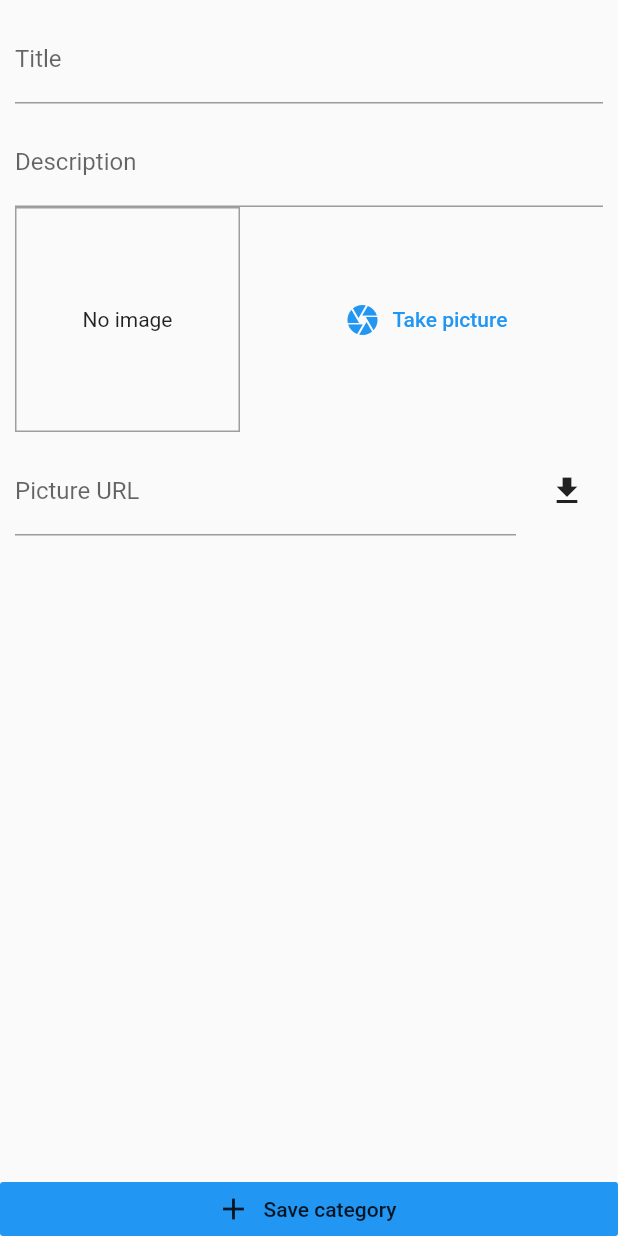
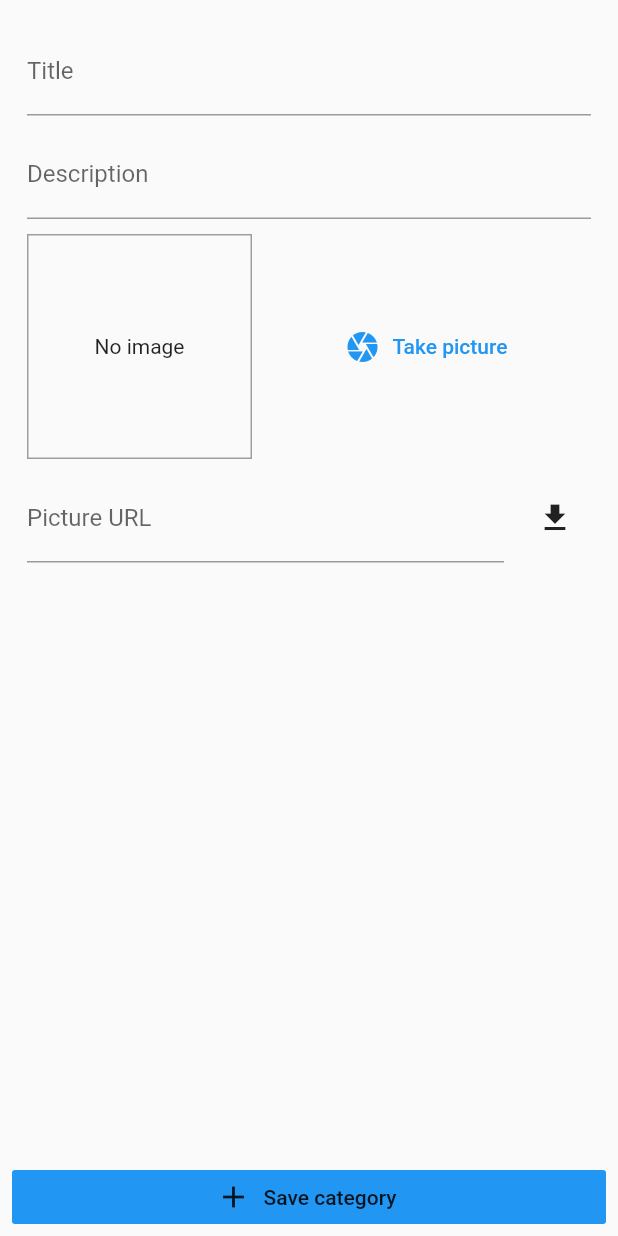
Before and after one commit to llandro/hamstart, a Flutter app: the EditCategoryScreen screen opened by its route, on a phone screen of 412 x 824 dp. Run offline on Flutter 3.47's test engine with Material 2 defaults, Android fonts, the phone set to English and light mode, and no system bars; our stand-ins replace cloud_firestore, firebase_auth, firebase_storage, image_picker; accounts and stored records are empty.

Commit message:
Added menu on longTap to category. Added category deleting. Small interface changes.

```diff
--- a/lib/main.dart
+++ b/lib/main.dart
@@ -1,7 +1,7 @@
 import 'package:flutter/material.dart';
 import 'package:firebase_auth/firebase_auth.dart';
 import 'package:hamstart/providers/categories.dart';
-import 'package:hamstart/screens/add_category_screen.dart';
+import 'package:hamstart/screens/edit_category_screen.dart';
 import 'screens/auth_screen.dart';
 import 'screens/categories_screen.dart';
 import 'screens/splash_screen.dart';
--- a/lib/screens/add_category_screen.dart
+++ /dev/null
@@ -1,115 +0,0 @@
-import 'dart:io';
-
-import 'package:flutter/cupertino.dart';
-import 'package:flutter/material.dart';
-import 'package:hamstart/widgets/input/image_input.dart';
-import 'package:hamstart/providers/categories.dart';
-import 'package:provider/provider.dart';
-
-import 'package:hamstart/services/image_loader.dart';
-
-class EditCategoryScreen extends StatefulWidget {
-  static const routeName = '/categories/add_category';
-
-  final String categoryId;
-  final String title;
-  final String description;
-  final String imageURL;
-  EditCategoryScreen(
-      {this.categoryId, this.title, this.description, this.imageURL});
-
-  @override
-  _EditCategoryScreenState createState() => _EditCategoryScreenState();
-}
-
-class _EditCategoryScreenState extends State<EditCategoryScreen> {
-  TextEditingController _titleController;
-  TextEditingController _descriptionController = TextEditingController();
-  File _pickedImage;
-
-  void _selectImage(File myPickedImage) {
-    _pickedImage = myPickedImage;
-  }
-
-  void saveCategory() async {
-    if (widget.categoryId == null) {
-      await Provider.of<Categories>(context, listen: false).addCategory(
-        title: _titleController.text,
-        description: _descriptionController.text,
-        image: _pickedImage,
-      );
-    } else {
-      await Provider.of<Categories>(context, listen: false).updateCategory(
-        categoryId: widget.categoryId,
-        title: _titleController.text,
-        description: _descriptionController.text,
-        image: _pickedImage,
-      );
-    }
-    Navigator.of(context).pop();
-  }
-
-  @override
-  void initState() {
-    if (widget.categoryId != null) {
-      _titleController = TextEditingController(text: widget.title);
-      _descriptionController.text = widget.description;
-      loadImage(widget.imageURL);
-    }
-    super.initState();
-  }
-
-  Future<void> loadImage(loadingImageURL) async {
-    File file = await ImageLoader.loadImage(loadingImageURL);
-    setState(() {
-      _pickedImage = file;
-    });
-  }
-
-  @override
-  Widget build(BuildContext context) {
-    return Scaffold(
-      body: Column(
-        mainAxisAlignment: MainAxisAlignment.spaceBetween,
-        crossAxisAlignment: CrossAxisAlignment.stretch,
-        children: <Widget>[
-          Expanded(
-            child: SingleChildScrollView(
-              padding: const EdgeInsets.all(10),
-              child: Column(
-                children: <Widget>[
-                  TextField(
-                    decoration: InputDecoration(labelText: 'Title'),
-                    controller: _titleController,
-                  ),
-                  SizedBox(
-                    height: 10,
-                  ),
-                  TextField(
-                    decoration: InputDecoration(labelText: 'Description'),
-                    controller: _descriptionController,
-                  ),
-                  SizedBox(
-                    width: 10,
-                  ),
-                  ImageInput(
-                    onSelectImage: _selectImage,
-                    previousImage: _pickedImage,
-                  ),
-                ],
-              ),
-            ),
-          ),
-          RaisedButton.icon(
-            onPressed: saveCategory,
-            icon: Icon(Icons.add),
-            label: Text('Save category'),
-            elevation: 0,
-            materialTapTargetSize: MaterialTapTargetSize.shrinkWrap,
-            color: Theme.of(context).accentColor,
-          )
-        ],
-      ),
-    );
-  }
-}
--- /dev/null
+++ b/lib/screens/edit_category_screen.dart
@@ -0,0 +1,135 @@
+import 'dart:io';
+
+import 'package:flutter/cupertino.dart';
+import 'package:flutter/material.dart';
+import 'package:hamstart/widgets/input/image_input.dart';
+import 'package:hamstart/providers/categories.dart';
+import 'package:provider/provider.dart';
+
+import 'package:hamstart/services/image_loader.dart';
+
+class EditCategoryScreen extends StatefulWidget {
+  static const routeName = '/categories/add_category';
+
+  final String categoryId;
+  final String title;
+  final String description;
+  final String imageURL;
+  EditCategoryScreen(
+      {this.categoryId, this.title, this.description, this.imageURL});
+
+  @override
+  _EditCategoryScreenState createState() => _EditCategoryScreenState();
+}
+
+class _EditCategoryScreenState extends State<EditCategoryScreen> {
+  TextEditingController _titleController = TextEditingController();
+  TextEditingController _descriptionController = TextEditingController();
+  File _pickedImage;
+  bool _isLoading = false;
+
+  void _selectImage(File myPickedImage) {
+    _pickedImage = myPickedImage;
+  }
+
+  void saveCategory() async {
+    setState(() {
+      _isLoading = true;
+    });
+    if (widget.categoryId == null) {
+      await Provider.of<Categories>(context, listen: false).addCategory(
+        title: _titleController.text,
+        description: _descriptionController.text,
+        image: _pickedImage,
+      );
+    } else {
+      await Provider.of<Categories>(context, listen: false).updateCategory(
+        categoryId: widget.categoryId,
+        title: _titleController.text,
+        description: _descriptionController.text,
+        image: _pickedImage,
+      );
+    }
+    Navigator.of(context).pop();
+  }
+
+  @override
+  void initState() {
+    if (widget.categoryId != null) {
+      _titleController.text = widget.title;
+      _descriptionController.text = widget.description;
+    }
+    super.initState();
+  }
+
+  Future<void> loadImage(loadingImageURL) async {
+    File file = await ImageLoader.loadImage(loadingImageURL);
+    _pickedImage = file;
+  }
+
+  Future<void> initImage() async {
+    await loadImage(widget.imageURL);
+  }
+
+  @override
+  Widget build(BuildContext context) {
+    return Scaffold(
+      body: Padding(
+        padding: const EdgeInsets.all(8.0),
+        child: Column(
+          mainAxisAlignment: MainAxisAlignment.spaceBetween,
+          crossAxisAlignment: CrossAxisAlignment.stretch,
+          children: <Widget>[
+            Expanded(
+              child: SingleChildScrollView(
+                padding: const EdgeInsets.all(10),
+                child: Column(
+                  children: <Widget>[
+                    TextField(
+                      decoration: InputDecoration(labelText: 'Title'),
+                      controller: _titleController,
+                    ),
+                    SizedBox(
+                      height: 10,
+                    ),
+                    TextField(
+                      decoration: InputDecoration(labelText: 'Description'),
+                      controller: _descriptionController,
+                    ),
+                    SizedBox(
+                      height: 10,
+                    ),
+                    FutureBuilder(
+                      future: loadImage(widget.imageURL),
+                      builder: (ctx, snapshot) {
+                        if (snapshot.connectionState ==
+                                ConnectionState.waiting &&
+                            !_isLoading) {
+                          return CircularProgressIndicator();
+                        }
+                        return ImageInput(
+                          onSelectImage: _selectImage,
+                          previousImage: _pickedImage,
+                        );
+                      },
+                    ),
+                  ],
+                ),
+              ),
+            ),
+            _isLoading
+                ? Center(child: CircularProgressIndicator())
+                : RaisedButton.icon(
+                    onPressed: saveCategory,
+                    icon: Icon(Icons.add),
+                    label: Text('Save category'),
+                    elevation: 0,
+                    materialTapTargetSize: MaterialTapTargetSize.shrinkWrap,
+                    color: Theme.of(context).accentColor,
+                  )
+          ],
+        ),
+      ),
+    );
+  }
+}
--- a/lib/widgets/input/image_input.dart
+++ b/lib/widgets/input/image_input.dart
@@ -23,6 +23,7 @@ class _ImageInputState extends State<ImageInput> {
 
   @override
   void initState() {
+    _storedImage = widget.previousImage;
     super.initState();
   }
 
@@ -54,8 +55,6 @@ class _ImageInputState extends State<ImageInput> {
 
   @override
   Widget build(BuildContext context) {
-    if (_storedImage == null && widget.previousImage != null)
-      _storedImage = widget.previousImage;
     return Column(
       children: <Widget>[
         Row(
```
Also changed, not shown: lib/providers/categories.dart (+19 -0 lines), lib/screens/categories_screen.dart (+9 -6 lines), lib/widgets/category_item.dart (+57 -12 lines).
